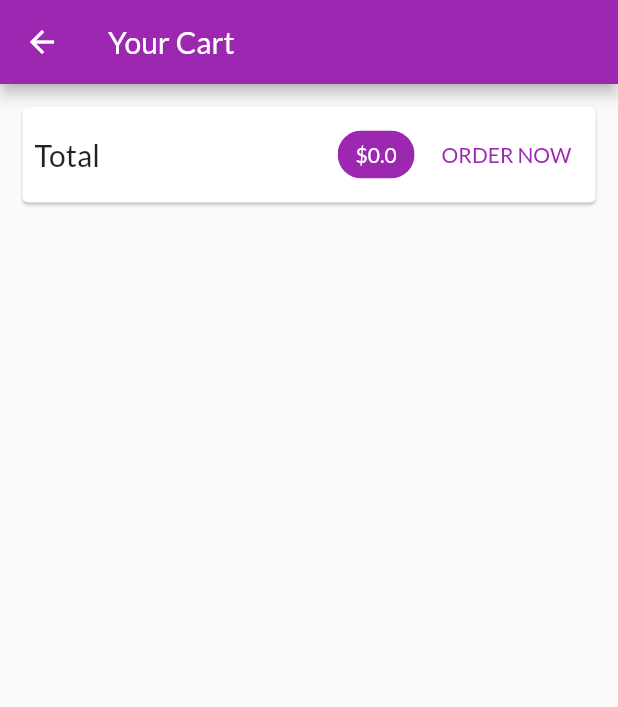
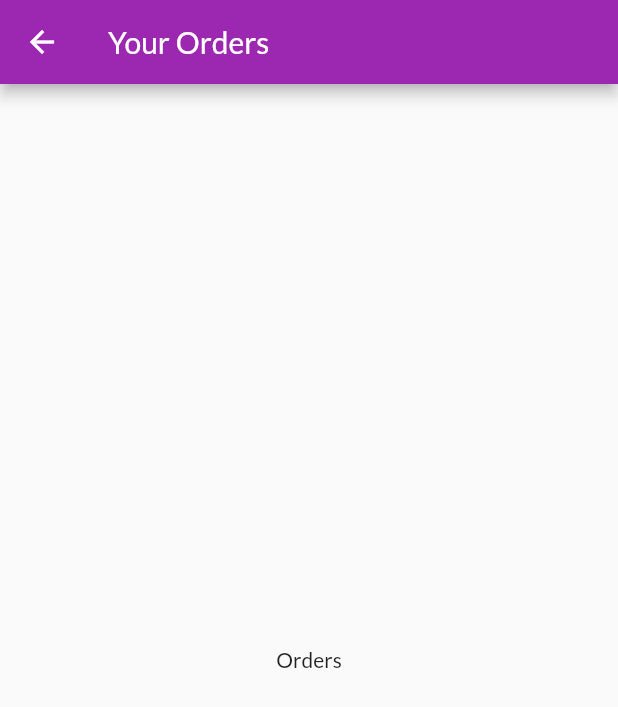
Before and after one commit to akjha96/E_Cartel_Shop_Flutter_App, a Flutter app: the CartScreen screen opened by its route, after a tap on "ORDER NOW", on a phone screen of 412 x 824 dp. Shown: the top 707 px of the screen. Run offline on Flutter 3.47's test engine with Material 2 defaults, Android fonts, the light colour scheme and no system bars; network calls fail.

Commit message:
Implemented navigation to Orders Screen

```diff
--- a/lib/main.dart
+++ b/lib/main.dart
@@ -1,11 +1,12 @@
 import 'package:flutter/material.dart';
 import 'package:provider/provider.dart';
 
-import './screens/products_overview_screen.dart';
-import './screens/product_detail_screen.dart';
-import './providers/products_provider.dart';
-import './providers/cart_provider.dart';
-import './screens/cart_screen.dart';
+import 'screens/products_overview_screen.dart';
+import 'screens/product_detail_screen.dart';
+import 'screens/cart_screen.dart';
+import 'screens/orders_screen.dart';
+import 'providers/products_provider.dart';
+import 'providers/cart_provider.dart';
 import 'providers/orders_provider.dart';
 
 void main() {
@@ -44,6 +45,7 @@ class MyApp extends StatelessWidget {
           ProductDetailScreen.routeName: (context) =>
               const ProductDetailScreen(),
           CartScreen.routeName: (context) => const CartScreen(),
+          OrdersScreen.routeName: (context) => const OrdersScreen(),
         },
       ),
     );
--- a/lib/screens/cart_screen.dart
+++ b/lib/screens/cart_screen.dart
@@ -1,4 +1,5 @@
 import 'package:e_cartel_shop/providers/orders_provider.dart';
+import 'package:e_cartel_shop/screens/orders_screen.dart';
 import 'package:flutter/material.dart';
 import 'package:provider/provider.dart';
 
@@ -49,6 +50,7 @@ class CartScreen extends StatelessWidget {
                             .addOrder(
                                 cart.items.values.toList(), cart.totalAmount);
                         cart.clear();
+                        Navigator.of(context).pushNamed(OrdersScreen.routeName);
                       },
                       child: const Text('ORDER NOW'),
                       style: TextButton.styleFrom(
--- /dev/null
+++ b/lib/screens/orders_screen.dart
@@ -0,0 +1,19 @@
+import 'package:flutter/material.dart';
+
+class OrdersScreen extends StatelessWidget {
+  static const routeName = '/orders';
+
+  const OrdersScreen({Key? key}) : super(key: key);
+
+  @override
+  Widget build(BuildContext context) {
+    return Scaffold(
+      appBar: AppBar(
+        title: const Text('Your Orders'),
+      ),
+      body: Center(
+        child: Text('Orders'),
+      ),
+    );
+  }
+}
--- a/lib/screens/product_detail_screen.dart
+++ b/lib/screens/product_detail_screen.dart
@@ -3,8 +3,6 @@ import 'package:flutter/material.dart';
 import 'package:provider/provider.dart';
 
 class ProductDetailScreen extends StatelessWidget {
-  // final String title;
-  // final double price;
   static const routeName = '/product-detail';
   const ProductDetailScreen({Key? key}) : super(key: key);
 
```
